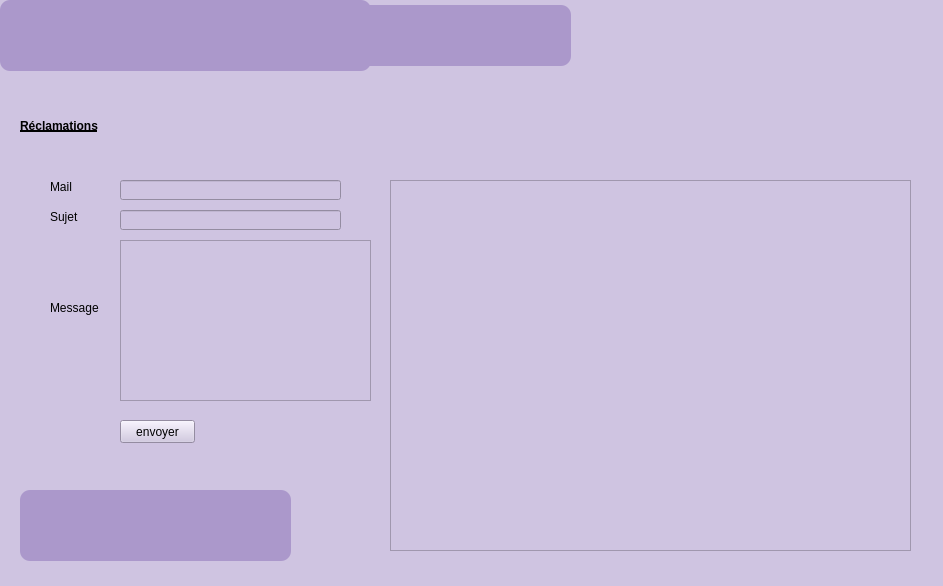
First picture: the form in stock.ui, repository brahimABD98/smartkids, before the edit.
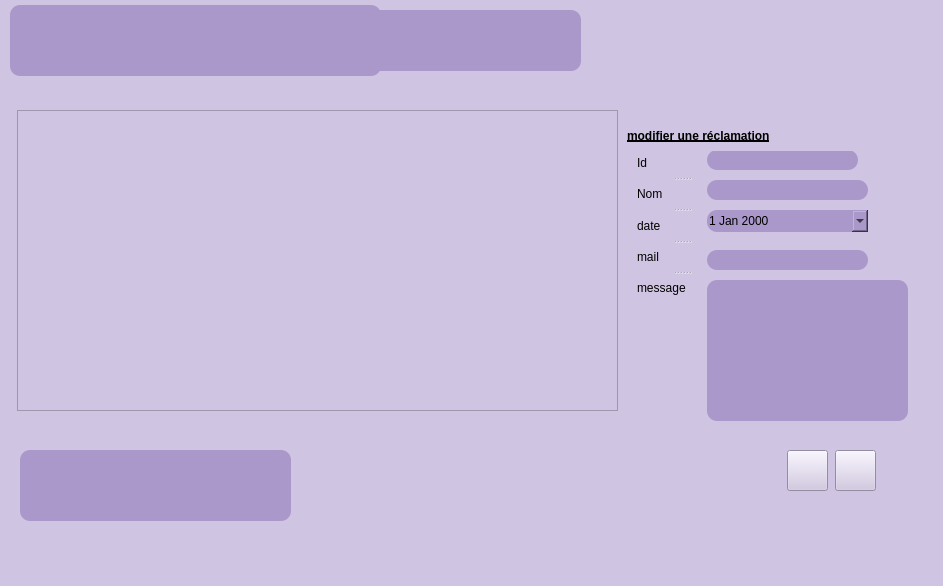
Second picture: the form after the edit. The open tabs and pages were chosen to show the change. Icons and pictures are not drawn.

Patch:
```diff
--- a/stock.ui
+++ b/stock.ui
@@ -44,8 +44,8 @@
   <widget class="QFrame" name="frame">
    <property name="geometry">
     <rect>
-     <x>0</x>
-     <y>0</y>
+     <x>10</x>
+     <y>5</y>
      <width>371</width>
      <height>71</height>
     </rect>
@@ -196,7 +196,7 @@
     <rect>
      <x>0</x>
      <y>80</y>
-     <width>931</width>
+     <width>941</width>
      <height>491</height>
     </rect>
    </property>
@@ -270,7 +270,7 @@
     <widget class="QFrame" name="frame_2">
      <property name="geometry">
       <rect>
-       <x>0</x>
+       <x>10</x>
        <y>410</y>
        <width>341</width>
        <height>71</height>
@@ -429,7 +429,7 @@
 ;}</string>
      </property>
      <property name="currentIndex">
-      <number>4</number>
+      <number>3</number>
      </property>
      <widget class="QWidget" name="page_ajouter">
       <widget class="QLabel" name="label_3">
@@ -1144,7 +1144,7 @@
     <widget class="QFrame" name="frame_3">
      <property name="geometry">
       <rect>
-       <x>0</x>
+       <x>10</x>
        <y>410</y>
        <width>341</width>
        <height>71</height>
@@ -1303,7 +1303,7 @@
 ;}</string>
      </property>
      <property name="currentIndex">
-      <number>3</number>
+      <number>1</number>
      </property>
      <widget class="QWidget" name="page_8">
       <widget class="QLabel" name="label_10">
@@ -1796,6 +1796,7 @@
        </property>
       </widget>
      </widget>
+     <widget class="QWidget" name="page_12"/>
      <widget class="QWidget" name="page_3">
       <widget class="QLabel" name="label_154">
        <property name="geometry">
@@ -1965,7 +1966,7 @@
     <widget class="QLabel" name="label_14">
      <property name="geometry">
       <rect>
-       <x>20</x>
+       <x>37</x>
        <y>30</y>
        <width>221</width>
        <height>31</height>
@@ -1980,116 +1981,540 @@
       <string>Réclamations</string>
      </property>
     </widget>
-    <widget class="QStackedWidget" name="stackedWidget">
+    <widget class="QTableView" name="tab_reclamation">
      <property name="geometry">
       <rect>
-       <x>20</x>
-       <y>80</y>
-       <width>901</width>
-       <height>411</height>
+       <x>17</x>
+       <y>30</y>
+       <width>601</width>
+       <height>301</height>
+      </rect>
+     </property>
+    </widget>
+    <widget class="QStackedWidget" name="stackedWidget_3">
+     <property name="geometry">
+      <rect>
+       <x>627</x>
+       <y>30</y>
+       <width>291</width>
+       <height>401</height>
       </rect>
      </property>
      <property name="currentIndex">
-      <number>0</number>
+      <number>1</number>
      </property>
-     <widget class="QWidget" name="page_12">
+     <widget class="QWidget" name="page_14">
+      <widget class="QSplitter" name="splitter_6">
+       <property name="geometry">
+        <rect>
+         <x>10</x>
+         <y>40</y>
+         <width>90</width>
+         <height>151</height>
+        </rect>
+       </property>
+       <property name="orientation">
+        <enum>Qt::Vertical</enum>
+       </property>
+       <property name="handleWidth">
+        <number>5</number>
+       </property>
+       <widget class="QLabel" name="label_46">
+        <property name="text">
+         <string>Id</string>
+        </property>
+       </widget>
+       <widget class="QLabel" name="label_47">
+        <property name="text">
+         <string>Nom</string>
+        </property>
+       </widget>
+       <widget class="QLabel" name="label_48">
+        <property name="text">
+         <string>date</string>
+        </property>
+       </widget>
+       <widget class="QLabel" name="label_156">
+        <property name="text">
+         <string>mail</string>
+        </property>
+       </widget>
+       <widget class="QLabel" name="label_157">
+        <property name="text">
+         <string>message</string>
+        </property>
+       </widget>
+      </widget>
+      <widget class="QLineEdit" name="lineEdit_id_modif_equip_2">
+       <property name="geometry">
+        <rect>
+         <x>80</x>
+         <y>40</y>
+         <width>161</width>
+         <height>20</height>
+        </rect>
+       </property>
+       <property name="styleSheet">
+        <string notr="true">border-color: rgb(255, 255, 255);
+
+border-radius: 10px;
+background-color: rgb(171, 152, 203);</string>
+       </property>
+      </widget>
+      <widget class="QLineEdit" name="lineEdit_id_modif_equip_3">
+       <property name="geometry">
+        <rect>
+         <x>80</x>
+         <y>70</y>
+         <width>161</width>
+         <height>20</height>
+        </rect>
+       </property>
+       <property name="styleSheet">
+        <string notr="true">border-color: rgb(255, 255, 255);
+
+border-radius: 10px;
+background-color: rgb(171, 152, 203);</string>
+       </property>
+      </widget>
+      <widget class="QLineEdit" name="lineEdit_id_modif_equip_4">
+       <property name="geometry">
+        <rect>
+         <x>80</x>
+         <y>140</y>
+         <width>161</width>
+         <height>20</height>
+        </rect>
+       </property>
+       <property name="styleSheet">
+        <string notr="true">border-color: rgb(255, 255, 255);
+
+border-radius: 10px;
+background-color: rgb(171, 152, 203);</string>
+       </property>
+      </widget>
+      <widget class="QDateEdit" name="dateEdit_dlc_2">
+       <property name="geometry">
+        <rect>
+         <x>80</x>
+         <y>100</y>
+         <width>161</width>
+         <height>22</height>
+        </rect>
+       </property>
+       <property name="styleSheet">
+        <string notr="true">border-color: rgb(255, 255, 255);
+
+border-radius: 10px;
+background-color: rgb(171, 152, 203);</string>
+       </property>
+       <property name="calendarPopup">
+        <bool>true</bool>
+       </property>
+      </widget>
       <widget class="QTextEdit" name="textEdit">
        <property name="geometry">
         <rect>
-         <x>100</x>
-         <y>80</y>
-         <width>251</width>
-         <height>161</height>
+         <x>80</x>
+         <y>170</y>
+         <width>201</width>
+         <height>141</height>
         </rect>
        </property>
-      </widget>
-      <widget class="QPushButton" name="pushButton_2">
-       <property name="geometry">
-        <rect>
-         <x>100</x>
-         <y>260</y>
-         <width>75</width>
-         <height>23</height>
-        </rect>
-       </property>
-       <property name="text">
-        <string>envoyer</string>
-       </property>
-      </widget>
-      <widget class="QLineEdit" name="lineEdit_5">
-       <property name="geometry">
-        <rect>
-         <x>100</x>
-         <y>20</y>
-         <width>221</width>
-         <height>20</height>
-        </rect>
+       <property name="styleSheet">
+        <string notr="true">border-color: rgb(255, 255, 255);
+
+border-radius: 10px;
+background-color: rgb(171, 152, 203);</string>
        </property>
       </widget>
       <widget class="QLabel" name="label_15">
        <property name="geometry">
         <rect>
-         <x>30</x>
-         <y>20</y>
-         <width>47</width>
-         <height>14</height>
+         <x>0</x>
+         <y>10</y>
+         <width>271</width>
+         <height>31</height>
         </rect>
        </property>
+       <property name="styleSheet">
+        <string notr="true">font: 75 13pt &quot;Quicksand&quot;;
+text-decoration: underline;
+font-weight:bold;</string>
+       </property>
        <property name="text">
-        <string>Mail</string>
+        <string>Ajouter une réclamation</string>
+       </property>
+      </widget>
+      <widget class="QPushButton" name="pushButton_ok_a_a_2">
+       <property name="geometry">
+        <rect>
+         <x>160</x>
+         <y>340</y>
+         <width>41</width>
+         <height>41</height>
+        </rect>
+       </property>
+       <property name="styleSheet">
+        <string notr="true">border-image: url(:/new/prefix1/icon/ok.png);</string>
+       </property>
+       <property name="text">
+        <string/>
+       </property>
+      </widget>
+      <widget class="QPushButton" name="pushButton_annuler_ajouter_aliment_2">
+       <property name="geometry">
+        <rect>
+         <x>208</x>
+         <y>340</y>
+         <width>41</width>
+         <height>41</height>
+        </rect>
+       </property>
+       <property name="styleSheet">
+        <string notr="true">border-image: url(:/new/prefix1/icon/annuler.png);</string>
+       </property>
+       <property name="text">
+        <string/>
+       </property>
+      </widget>
+     </widget>
+     <widget class="QWidget" name="page_15">
+      <widget class="QLineEdit" name="lineEdit_id_modif_equip_5">
+       <property name="geometry">
+        <rect>
+         <x>80</x>
+         <y>140</y>
+         <width>161</width>
+         <height>20</height>
+        </rect>
+       </property>
+       <property name="styleSheet">
+        <string notr="true">border-color: rgb(255, 255, 255);
+
+border-radius: 10px;
+background-color: rgb(171, 152, 203);</string>
+       </property>
+      </widget>
+      <widget class="QLineEdit" name="lineEdit_id_modif_equip_6">
+       <property name="geometry">
+        <rect>
+         <x>80</x>
+         <y>40</y>
+         <width>151</width>
+         <height>20</height>
+        </rect>
+       </property>
+       <property name="styleSheet">
+        <string notr="true">border-color: rgb(255, 255, 255);
+
+border-radius: 10px;
+background-color: rgb(171, 152, 203);</string>
        </property>
       </widget>
       <widget class="QLabel" name="label_22">
        <property name="geometry">
         <rect>
-         <x>30</x>
-         <y>140</y>
-         <width>61</width>
-         <height>16</height>
+         <x>0</x>
+         <y>10</y>
+         <width>271</width>
+         <height>31</height>
         </rect>
        </property>
+       <property name="styleSheet">
+        <string notr="true">font: 75 13pt &quot;Quicksand&quot;;
+text-decoration: underline;
+font-weight:bold;</string>
+       </property>
        <property name="text">
-        <string>Message</string>
+        <string>modifier une réclamation</string>
+       </property>
+      </widget>
+      <widget class="QLineEdit" name="lineEdit_id_modif_equip_7">
+       <property name="geometry">
+        <rect>
+         <x>80</x>
+         <y>70</y>
+         <width>161</width>
+         <height>20</height>
+        </rect>
+       </property>
+       <property name="styleSheet">
+        <string notr="true">border-color: rgb(255, 255, 255);
+
+border-radius: 10px;
+background-color: rgb(171, 152, 203);</string>
+       </property>
+      </widget>
+      <widget class="QPushButton" name="pushButton_ok_a_a_3">
+       <property name="geometry">
+        <rect>
+         <x>160</x>
+         <y>340</y>
+         <width>41</width>
+         <height>41</height>
+        </rect>
+       </property>
+       <property name="styleSheet">
+        <string notr="true">border-image: url(:/new/prefix1/icon/ok.png);</string>
+       </property>
+       <property name="text">
+        <string/>
+       </property>
+      </widget>
+      <widget class="QTextEdit" name="textEdit_2">
+       <property name="geometry">
+        <rect>
+         <x>80</x>
+         <y>170</y>
+         <width>201</width>
+         <height>141</height>
+        </rect>
+       </property>
+       <property name="styleSheet">
+        <string notr="true">border-color: rgb(255, 255, 255);
+
+border-radius: 10px;
+background-color: rgb(171, 152, 203);</string>
+       </property>
+      </widget>
+      <widget class="QPushButton" name="pushButton_annuler_ajouter_aliment_3">
+       <property name="geometry">
+        <rect>
+         <x>208</x>
+         <y>340</y>
+         <width>41</width>
+         <height>41</height>
+        </rect>
+       </property>
+       <property name="styleSheet">
+        <string notr="true">border-image: url(:/new/prefix1/icon/annuler.png);</string>
+       </property>
+       <property name="text">
+        <string/>
+       </property>
+      </widget>
+      <widget class="QDateEdit" name="dateEdit_dlc_3">
+       <property name="geometry">
+        <rect>
+         <x>80</x>
+         <y>100</y>
+         <width>161</width>
+         <height>22</height>
+        </rect>
+       </property>
+       <property name="styleSheet">
+        <string notr="true">border-color: rgb(255, 255, 255);
+
+border-radius: 10px;
+background-color: rgb(171, 152, 203);</string>
+       </property>
+       <property name="calendarPopup">
+        <bool>true</bool>
+       </property>
+      </widget>
+      <widget class="QSplitter" name="splitter_7">
+       <property name="geometry">
+        <rect>
+         <x>10</x>
+         <y>40</y>
+         <width>90</width>
+         <height>151</height>
+        </rect>
+       </property>
+       <property name="orientation">
+        <enum>Qt::Vertical</enum>
+       </property>
+       <property name="handleWidth">
+        <number>5</number>
+       </property>
+       <widget class="QLabel" name="label_49">
+        <property name="text">
+         <string>Id</string>
+        </property>
+       </widget>
+       <widget class="QLabel" name="label_50">
+        <property name="text">
+         <string>Nom</string>
+        </property>
+       </widget>
+       <widget class="QLabel" name="label_51">
+        <property name="text">
+         <string>date</string>
+        </property>
+       </widget>
+       <widget class="QLabel" name="label_158">
+        <property name="text">
+         <string>mail</string>
+        </property>
+       </widget>
+       <widget class="QLabel" name="label_159">
+        <property name="text">
+         <string>message</string>
+        </property>
+       </widget>
+      </widget>
+      <zorder>splitter_7</zorder>
+      <zorder>lineEdit_id_modif_equip_5</zorder>
+      <zorder>lineEdit_id_modif_equip_6</zorder>
+      <zorder>label_22</zorder>
+      <zorder>lineEdit_id_modif_equip_7</zorder>
+      <zorder>pushButton_ok_a_a_3</zorder>
+      <zorder>textEdit_2</zorder>
+      <zorder>pushButton_annuler_ajouter_aliment_3</zorder>
+      <zorder>dateEdit_dlc_3</zorder>
+     </widget>
+     <widget class="QWidget" name="page_16">
+      <widget class="QPushButton" name="pushButton_12">
+       <property name="geometry">
+        <rect>
+         <x>208</x>
+         <y>340</y>
+         <width>41</width>
+         <height>41</height>
+        </rect>
+       </property>
+       <property name="styleSheet">
+        <string notr="true">border-image: url(:/new/prefix1/icon/annuler.png);</string>
+       </property>
+       <property name="text">
+        <string/>
+       </property>
+      </widget>
+      <widget class="QLineEdit" name="lineEdit_id_supp_equip_2">
+       <property name="geometry">
+        <rect>
+         <x>79</x>
+         <y>56</y>
+         <width>191</width>
+         <height>20</height>
+        </rect>
+       </property>
+       <property name="styleSheet">
+        <string notr="true">border-color: rgb(255, 255, 255);
+
+border-radius: 10px;
+background-color: rgb(171, 152, 203);</string>
        </property>
       </widget>
       <widget class="QLabel" name="label_23">
        <property name="geometry">
         <rect>
+         <x>0</x>
+         <y>20</y>
+         <width>281</width>
+         <height>31</height>
+        </rect>
+       </property>
+       <property name="styleSheet">
+        <string notr="true">font: 75 13pt &quot;Quicksand&quot;;
+text-decoration: underline;
+font-weight:bold;</string>
+       </property>
+       <property name="text">
+        <string>Supprimer une réclamation</string>
+       </property>
+      </widget>
+      <widget class="QPushButton" name="pushButton_s_e_2">
+       <property name="geometry">
+        <rect>
+         <x>160</x>
+         <y>340</y>
+         <width>41</width>
+         <height>41</height>
+        </rect>
+       </property>
+       <property name="styleSheet">
+        <string notr="true">border-image: url(:/new/prefix1/icon/ok.png);</string>
+       </property>
+       <property name="text">
+        <string/>
+       </property>
+      </widget>
+      <widget class="QLabel" name="label_24">
+       <property name="geometry">
+        <rect>
          <x>30</x>
-         <y>50</y>
+         <y>60</y>
          <width>47</width>
          <height>14</height>
         </rect>
        </property>
        <property name="text">
-        <string>Sujet</string>
+        <string>id</string>
        </property>
       </widget>
-      <widget class="QTableView" name="tab_reclamation">
+     </widget>
+     <widget class="QWidget" name="page_13">
+      <widget class="QPushButton" name="pushButton_print_aliment_2">
        <property name="geometry">
         <rect>
-         <x>370</x>
-         <y>20</y>
-         <width>521</width>
-         <height>371</height>
+         <x>40</x>
+         <y>190</y>
+         <width>81</width>
+         <height>71</height>
         </rect>
        </property>
+       <property name="styleSheet">
+        <string notr="true">
+border-image: url(:/new/prefix1/icon/print.png);</string>
+       </property>
+       <property name="text">
+        <string/>
+       </property>
       </widget>
-      <widget class="QLineEdit" name="lineEdit_6">
+      <widget class="QLabel" name="label_164">
        <property name="geometry">
         <rect>
-         <x>100</x>
-         <y>50</y>
-         <width>221</width>
-         <height>20</height>
+         <x>20</x>
+         <y>30</y>
+         <width>261</width>
+         <height>41</height>
         </rect>
        </property>
+       <property name="font">
+        <font>
+         <family>Quicksand</family>
+         <pointsize>15</pointsize>
+         <weight>75</weight>
+         <italic>false</italic>
+         <bold>true</bold>
+         <underline>true</underline>
+        </font>
+       </property>
+       <property name="styleSheet">
+        <string notr="true">font: 75 15pt &quot;Quicksand&quot;;
+text-decoration: underline;
+font-weight:bold;</string>
+       </property>
+       <property name="text">
+        <string>exporter réclamations</string>
+       </property>
+      </widget>
+      <widget class="QPushButton" name="pushButton_pdf_aliment_2">
+       <property name="geometry">
+        <rect>
+         <x>50</x>
+         <y>90</y>
+         <width>61</width>
+         <height>71</height>
+        </rect>
+       </property>
+       <property name="styleSheet">
+        <string notr="true">
+border-image: url(:/new/prefix1/icon/pdf.png);</string>
+       </property>
+       <property name="text">
+        <string/>
+       </property>
+      </widget>
+     </widget>
       </widget>
       <widget class="QFrame" name="frame_5">
        <property name="geometry">
         <rect>
-         <x>0</x>
-         <y>330</y>
+       <x>20</x>
+       <y>370</y>
          <width>271</width>
          <height>71</height>
         </rect>
@@ -2212,15 +2637,12 @@
        </widget>
       </widget>
      </widget>
-     <widget class="QWidget" name="page_13"/>
-    </widget>
-   </widget>
   </widget>
   <widget class="QFrame" name="frame_4">
    <property name="geometry">
     <rect>
-     <x>360</x>
-     <y>5</y>
+     <x>370</x>
+     <y>10</y>
      <width>211</width>
      <height>61</height>
     </rect>
```
Lines whose indentation alone changed are shown as unchanged.
